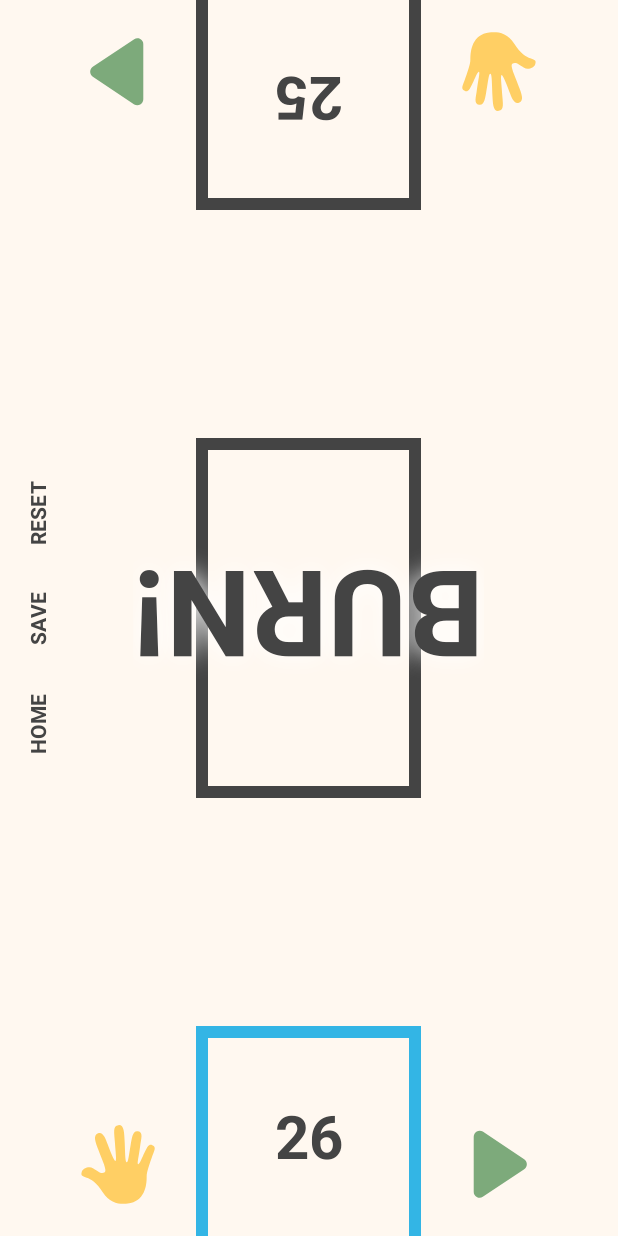
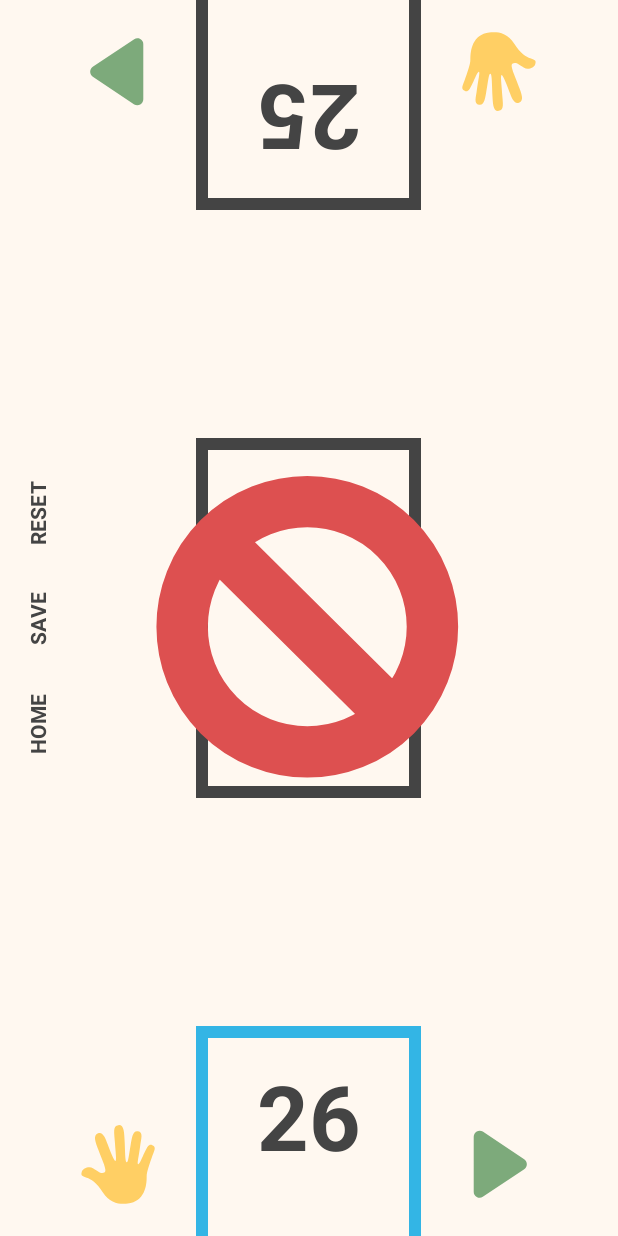
Before and after one commit to loafyyy/egyptian-rat-screw-android, an Android app: the MainActivity screen opened directly, with no data from a screen before it, after a tap on an icon or button, on a phone screen of 412 x 824 dp. Run offline under Robolectric (Android 15) with nearby library versions, the phone set to English and light mode, and no system bars.

Commit message:
replace middle text in game with icons

```diff
--- a/app/src/main/AndroidManifest.xml
+++ b/app/src/main/AndroidManifest.xml
@@ -4,7 +4,7 @@
 
     <application
         android:allowBackup="true"
-        android:icon="@drawable/c3ofclubs"
+        android:icon="@drawable/logo"
         android:label="@string/app_name"
         android:largeHeap="true"
         android:supportsRtl="true"
--- a/app/src/main/java/com/example/android/egyptianratscrew/MainActivity.java
+++ b/app/src/main/java/com/example/android/egyptianratscrew/MainActivity.java
@@ -18,6 +18,9 @@ import com.google.gson.Gson;
 
 public class MainActivity extends AppCompatActivity {
 
+    // TODO remove card when YOU Win
+
+
     // how many cards does each player have to play
     // start with player one
     private int playerOnePlays = 1;
@@ -32,7 +35,7 @@ public class MainActivity extends AppCompatActivity {
     private MiddlePile middlePile;
 
     // images for the different piles
-    private ImageView playerOneImage, playerTwoImage, nextCardImage;
+    private ImageView playerOneImage, playerTwoImage, nextCardImage, middleIcon;
     // middle card image ID - used for saving
     private int resID;
 
@@ -69,6 +72,9 @@ public class MainActivity extends AppCompatActivity {
         playerOneImage = (ImageView) findViewById(R.id.player_one_card);
         playerTwoImage = (ImageView) findViewById(R.id.player_two_card);
         nextCardImage = (ImageView) findViewById(R.id.middle_card);
+        middleIcon = (ImageView) findViewById(R.id.middle_icon);
+        middleIcon.setRotation(0);
+        middleIcon.setImageDrawable(null);
 
         // initialize text views that show number of cards in the piles
         numCardsPlayerOne = (TextView) findViewById(R.id.num_cards_player_one);
@@ -117,6 +123,9 @@ public class MainActivity extends AppCompatActivity {
 
     public void playerOneSlap(View view) {
 
+        burnSlap.setText("");
+        middleIcon.setImageDrawable(null);
+
         // if the slap was correct
         if (middlePile.shouldSlap()) {
 
@@ -138,9 +147,9 @@ public class MainActivity extends AppCompatActivity {
             // add middle pile to player one
             middlePile.emptyPile(playerOne);
             moveCardFromCenter(true);
-            burnSlap.bringToFront();
-            burnSlap.setRotation(0);
-            burnSlap.setText(getString(R.string.p1_slaps));
+            middleIcon.bringToFront();
+            middleIcon.setRotation(0);
+            middleIcon.setImageResource(R.drawable.hand_icon);
         }
 
         // if the slap was incorrect
@@ -149,9 +158,6 @@ public class MainActivity extends AppCompatActivity {
             if (playerOne.getSize() <= 1) {
                 burnSlap.setRotation(180);
                 endGame(getString(R.string.p2_wins_message));
-            } else {
-                burnSlap.setRotation(0);
-                burnSlap.setText(getString(R.string.p1_burn));
             }
 
             // burn player one's next card
@@ -162,6 +168,9 @@ public class MainActivity extends AppCompatActivity {
     }
 
     public void playerTwoSlap(View view) {
+
+        burnSlap.setText("");
+        middleIcon.setImageDrawable(null);
 
         // if the slap was correct
         if (middlePile.shouldSlap()) {
@@ -184,9 +193,9 @@ public class MainActivity extends AppCompatActivity {
             // add middle pile to player two
             middlePile.emptyPile(playerTwo);
             moveCardFromCenter(false);
-            burnSlap.bringToFront();
-            burnSlap.setRotation(180);
-            burnSlap.setText(getString(R.string.p2_slaps));
+            middleIcon.bringToFront();
+            middleIcon.setRotation(180);
+            middleIcon.setImageResource(R.drawable.hand_icon);
         }
 
         // if the slap was incorrect
@@ -195,9 +204,6 @@ public class MainActivity extends AppCompatActivity {
             if (playerTwo.getSize() <= 1) {
                 burnSlap.setRotation(0);
                 endGame(getString(R.string.p1_wins_message));
-            } else {
-                burnSlap.setRotation(180);
-                burnSlap.setText(getString(R.string.p2_burn));
             }
             // burn player two's next card
             middlePile.burn(playerTwo.playTopCard());
@@ -209,6 +215,7 @@ public class MainActivity extends AppCompatActivity {
     public void playerOnePlay(View view) {
 
         burnSlap.setText("");
+        middleIcon.setImageDrawable(null);
 
         // player one can only play when it's his/her turn
         if (playerOnePlays != 0) {
@@ -283,6 +290,7 @@ public class MainActivity extends AppCompatActivity {
     public void playerTwoPlay(View view) {
 
         burnSlap.setText("");
+        middleIcon.setImageDrawable(null);
 
         // player two can only play when it's his/her turn
         if (playerTwoPlays != 0) {
@@ -441,7 +449,6 @@ public class MainActivity extends AppCompatActivity {
                     nextCardImage.setVisibility(View.INVISIBLE);
                 }
                 disableButtons();
-                burnSlap.bringToFront();
             }
 
             @Override
@@ -455,6 +462,8 @@ public class MainActivity extends AppCompatActivity {
                     }
                 }
                 enableButtons();
+                middleIcon.bringToFront();
+                middleIcon.setImageResource(R.drawable.burn_icon);
             }
 
             @Override
@@ -645,6 +654,7 @@ public class MainActivity extends AppCompatActivity {
     }
 
     private void resetGame() {
+        middleIcon.setImageDrawable(null);
         gameEnd = false;
         initializeDecks();
         playerOneImage.setImageResource(playIndicatorOn);
--- /dev/null
+++ b/app/src/main/res/drawable/burn_icon.xml
@@ -0,0 +1,11 @@
+<vector xmlns:android="http://schemas.android.com/apk/res/android"
+    android:width="350dp"
+    android:height="350dp"
+    android:viewportHeight="350.0"
+    android:viewportWidth="350.0">
+    <path
+        android:fillColor="#00000000"
+        android:pathData="M247,180.1a73,73 0,1 1,-73 -73A73,73 0,0 1,247 180.1ZM127.8,136.3 L221,228.8"
+        android:strokeColor="#dd5050"
+        android:strokeWidth="30" />
+</vector>
--- a/app/src/main/res/layout/activity_main.xml
+++ b/app/src/main/res/layout/activity_main.xml
@@ -47,6 +47,13 @@
         android:layout_height="@dimen/card_height"
         android:layout_centerInParent="true"
         android:scaleType="fitXY" />
+
+    <ImageView
+        android:id="@+id/middle_icon"
+        android:layout_width="@dimen/mid_icon_size"
+        android:layout_height="@dimen/mid_icon_size"
+        android:layout_centerInParent="true"
+        android:scaleType="centerCrop" />
 
     <TextView
         android:id="@+id/burn_slap"
--- a/app/src/main/res/values/dimens.xml
+++ b/app/src/main/res/values/dimens.xml
@@ -4,8 +4,9 @@
     <dimen name="activity_vertical_margin">16dp</dimen>
     <dimen name="card_width">150dp</dimen>
     <dimen name="card_height">240dp</dimen>
+    <dimen name="mid_icon_size">400dp</dimen>
     <dimen name="font_size_slap">80sp</dimen>
-    <dimen name="font_size_num_cards">40sp</dimen>
+    <dimen name="font_size_num_cards">60sp</dimen>
     <dimen name="font_size_title">70sp</dimen>
     <dimen name="button_size">100dp</dimen>
     <dimen name="home_image_size">100dp</dimen>
```
Also changed, not shown: app/src/main/res/drawable/logo.xml (added, +20 -0 lines), app/src/main/res/layout/activity_home.xml (+4 -6 lines).
